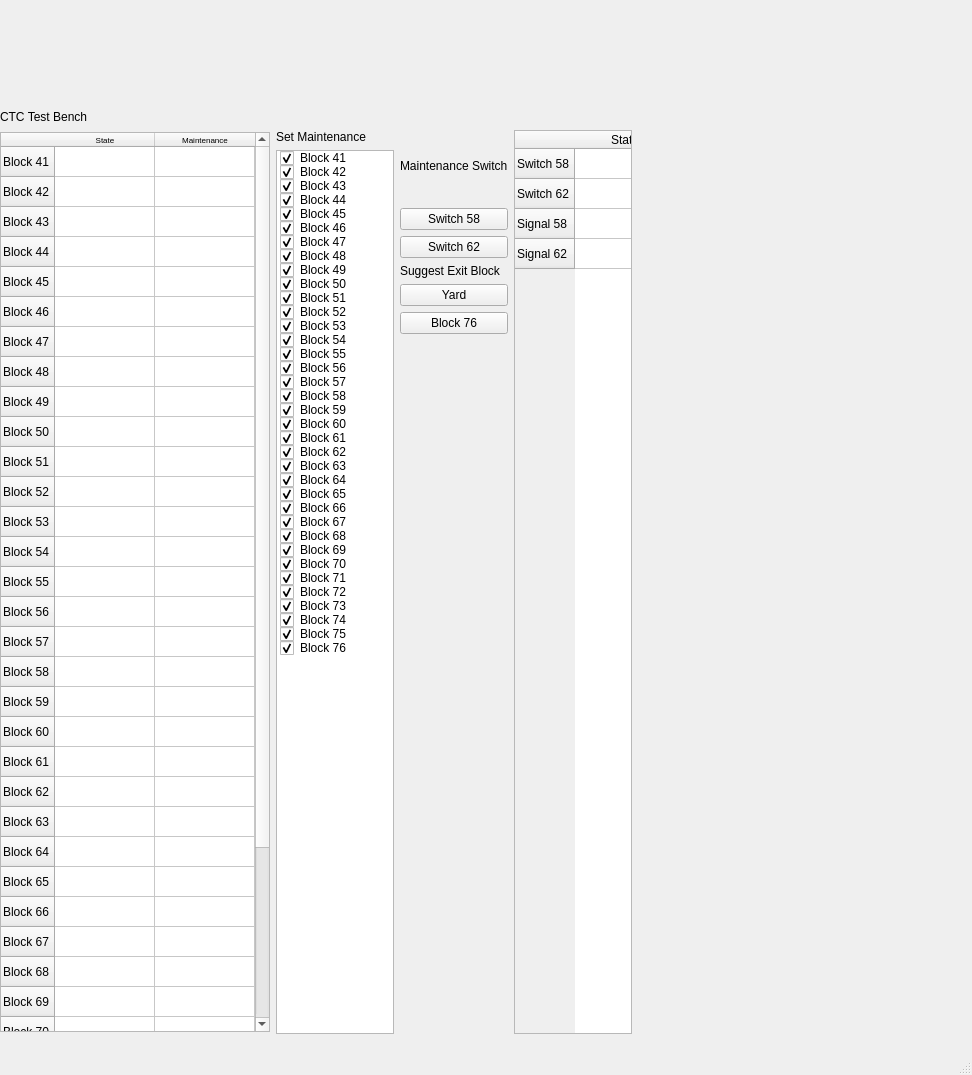
Old version of the form Wayside_Controller/Hardware/ctc_tb.ui in the repository ColeMinersUnion/Trains.
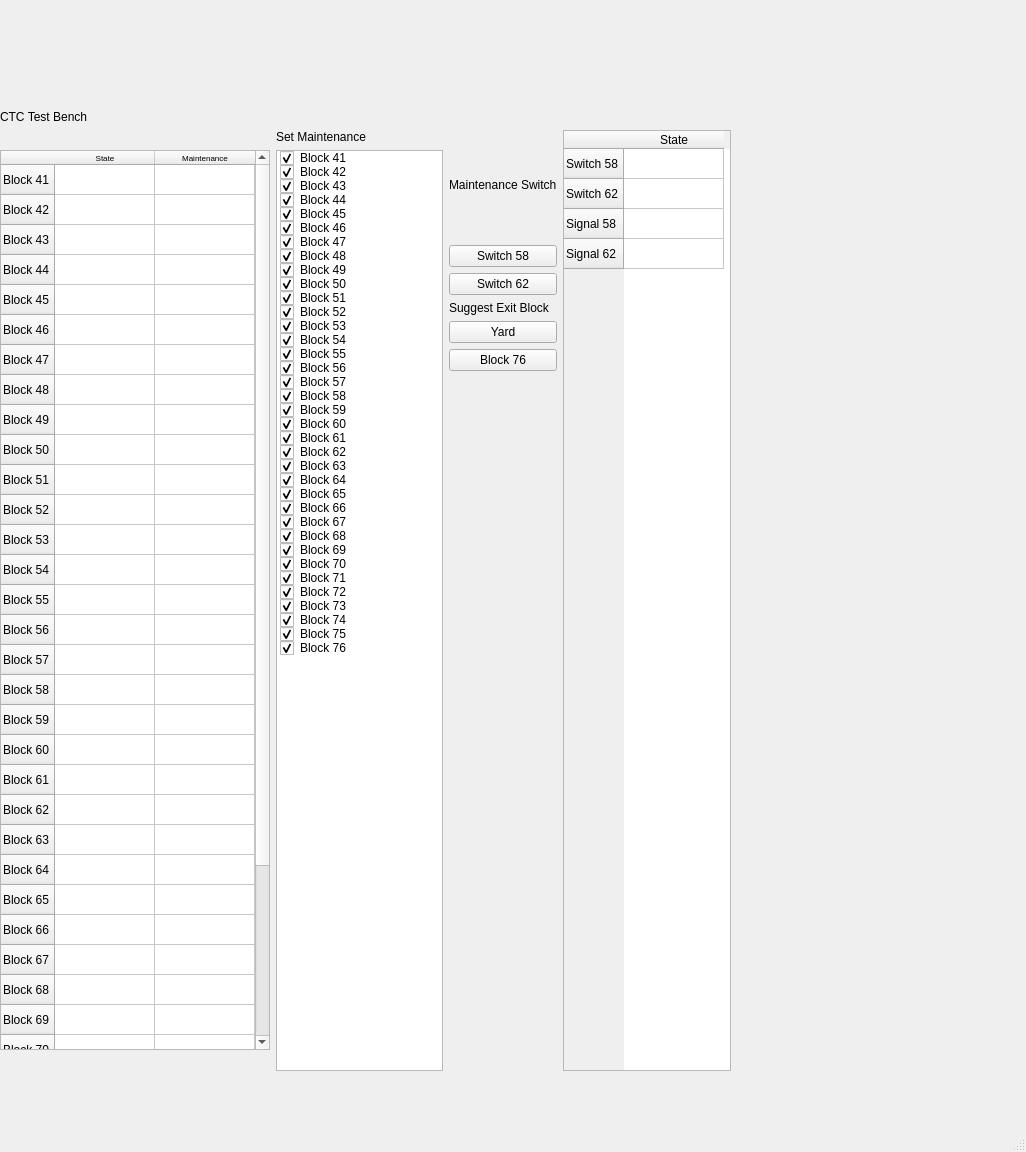
New version of the form.

What changed in the file:
```diff
--- a/Wayside_Controller/Hardware/ctc_tb.ui
+++ b/Wayside_Controller/Hardware/ctc_tb.ui
@@ -6,8 +6,8 @@
    <rect>
     <x>0</x>
     <y>0</y>
-    <width>972</width>
-    <height>1075</height>
+    <width>1026</width>
+    <height>1152</height>
    </rect>
   </property>
   <property name="windowTitle">
@@ -19,8 +19,8 @@
      <rect>
       <x>0</x>
       <y>110</y>
-      <width>632</width>
-      <height>924</height>
+      <width>731</width>
+      <height>961</height>
      </rect>
     </property>
     <layout class="QVBoxLayout" name="verticalLayout_4">
```
Left out of the diff: 2 changed lines with no effect on the pictures.
